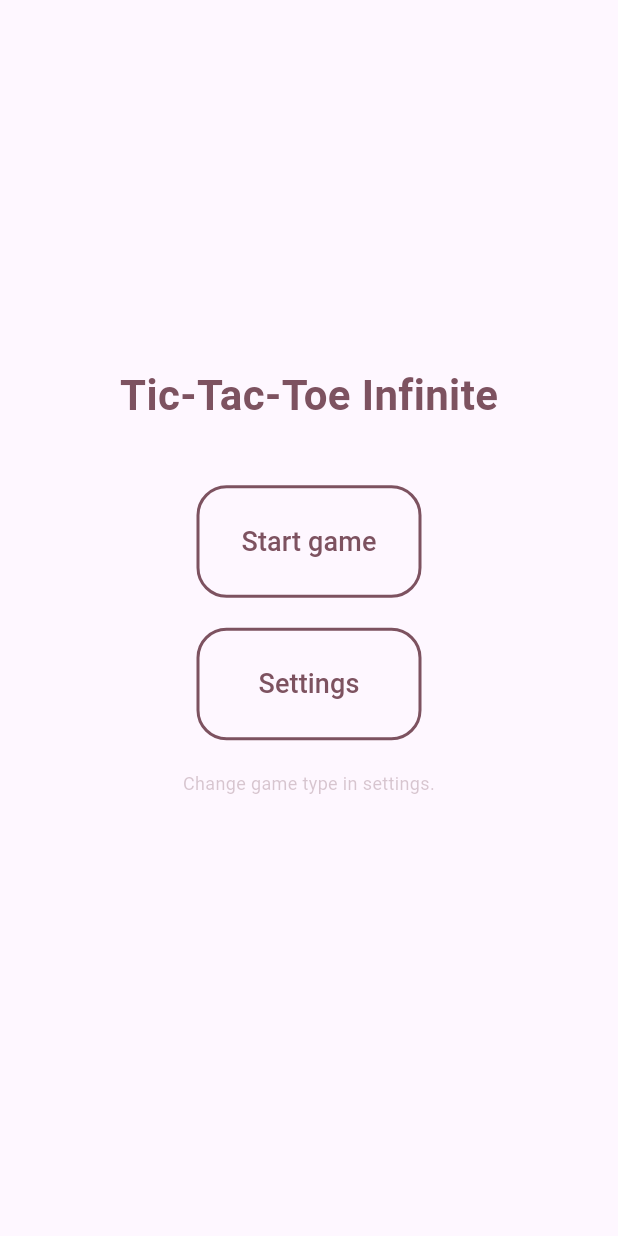
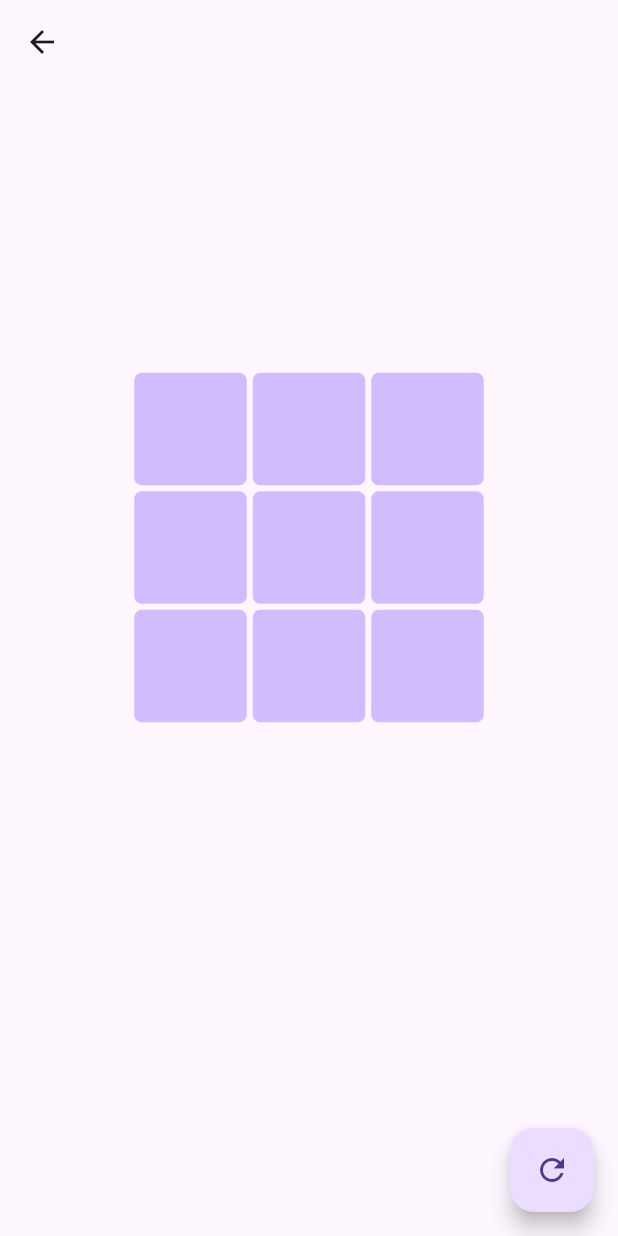
Before and after one commit to Andrei-Geana/TicTacToe-Infinite, a Flutter app: the screen it shows after launch, after a tap on "Start game", on a phone screen of 412 x 824 dp. Run offline on Flutter 3.47's test engine with Material 3 defaults, Android fonts, the light colour scheme and no system bars.

Commit message:
Add game page.
-Add game board.
-Add ability to place your choice on the board (turns not yet implemented).
-Add ability to check for game win conditions.
-Add reset board button.

```diff
--- /dev/null
+++ b/tictactoe_infinite/lib/page/game_page.dart
@@ -0,0 +1,158 @@
+import 'package:flutter/material.dart';
+import 'package:provider/provider.dart';
+import 'package:tictactoe_infinite/model/game_settings.dart';
+
+class GamePage extends StatefulWidget {
+  const GamePage({super.key});
+
+  @override
+  State<StatefulWidget> createState() => _GamePageState();
+}
+
+class _GamePageState extends State<GamePage> {
+  late List<List<String?>> board;
+
+  @override
+  void initState() {
+    super.initState();
+    initializeBoard();
+  }
+
+  void initializeBoard() {
+    final matrixSize = context.read<GameSettings>().matrixSize;
+    board = List.generate(
+        matrixSize, (_) => List.generate(matrixSize, (_) => null));
+  }
+
+  @override
+  Widget build(BuildContext context) {
+    return Scaffold(
+      appBar: AppBar(),
+      body: Stack(
+        children: [
+          Center(
+            child: Column(
+              mainAxisAlignment: MainAxisAlignment.center,
+              children: [
+                buildBoard(),
+                const SizedBox(height: 150),
+              ],
+            ),
+          ),
+        ],
+      ),
+      floatingActionButton: FloatingActionButton(
+        onPressed: () {
+          resetGame();
+        },
+        child: const Icon(Icons.refresh),
+      ),
+    );
+  }
+
+  Widget buildBoard() {
+  return Column(
+    mainAxisAlignment: MainAxisAlignment.center,
+    children: List.generate(
+      context.read<GameSettings>().matrixSize,
+      (row) => Column(
+        children: [
+          buildRow(row),
+          if (row < context.read<GameSettings>().matrixSize - 1)
+            const SizedBox(height: 4),
+        ],
+      ),
+    ),
+  );
+}
+
+  Widget buildRow(int row) {
+  return Row(
+    mainAxisAlignment: MainAxisAlignment.center,
+    children: List.generate(
+      context.read<GameSettings>().matrixSize,
+      (col) => Row(
+        children: [
+          buildCell(row, col),
+          if (col < context.read<GameSettings>().matrixSize - 1)
+            const SizedBox(width: 4),
+        ],
+      ),
+    ),
+  );
+}
+
+
+  Widget buildCell(int row, int col) {
+    final cellValue = board[row][col];
+    return GestureDetector(
+      onTap: () => onCellTap(row, col),
+      child: Container(
+        width: 75,
+        height: 75,
+        decoration: BoxDecoration(
+          color: Theme.of(context).colorScheme.inversePrimary,
+          borderRadius: BorderRadius.circular(5),
+        ),
+        alignment: Alignment.center,
+        child: Text(
+          cellValue ?? '',
+          style: const TextStyle(
+            fontSize: 30,
+            color: Colors.white,
+          ),
+        ),
+      ),
+    );
+  }
+
+  void onCellTap(int row, int col) {
+    if (board[row][col] == null) {
+      setState(() {
+        board[row][col] = 'O';
+        if (moveWon(row, col)) {
+          showAboutDialog(context: context);
+        }
+      });
+    }
+  }
+
+  void resetGame() {
+    setState(() {
+      board = List.generate(
+          context.read<GameSettings>().matrixSize,
+          (_) => List.generate(
+              context.read<GameSettings>().matrixSize, (_) => null));
+    });
+  }
+
+  bool moveWon(int row, int column) {
+    return columnFilled(row, column) || rowFilled(row, column);
+  }
+
+  bool columnFilled(int row, int column) {
+    for (int i = 0; i < board[0].length; ++i) {
+      if (board[i][column] == null) {
+        return false;
+      }
+      if (board[i][column] != board[row][column]) {
+        return false;
+      }
+    }
+
+    return true;
+  }
+
+  bool rowFilled(int row, int column) {
+    for (int i = 0; i < board[0].length; ++i) {
+      if (board[row][i] == null) {
+        return false;
+      }
+      if (board[row][i] != board[row][column]) {
+        return false;
+      }
+    }
+
+    return true;
+  }
+}
--- a/tictactoe_infinite/lib/page/main_page.dart
+++ b/tictactoe_infinite/lib/page/main_page.dart
@@ -1,4 +1,5 @@
 import 'package:flutter/material.dart';
+import 'package:tictactoe_infinite/page/game_page.dart';
 import 'package:tictactoe_infinite/page/settings_page.dart';
 
 class MainPage extends StatefulWidget {
@@ -36,7 +37,12 @@ class _MainPageState extends State<MainPage> {
                 width: buttonWidth,
                 height: buttonHeight,
                 child: OutlinedButton(
-                  onPressed: () {},
+                  onPressed: () {
+                    Navigator.push(
+                        context,
+                        MaterialPageRoute(
+                            builder: (context) => const GamePage()));
+                  },
                   style: OutlinedButton.styleFrom(
                     shape: RoundedRectangleBorder(
                       borderRadius: BorderRadius.circular(20.0),
```
